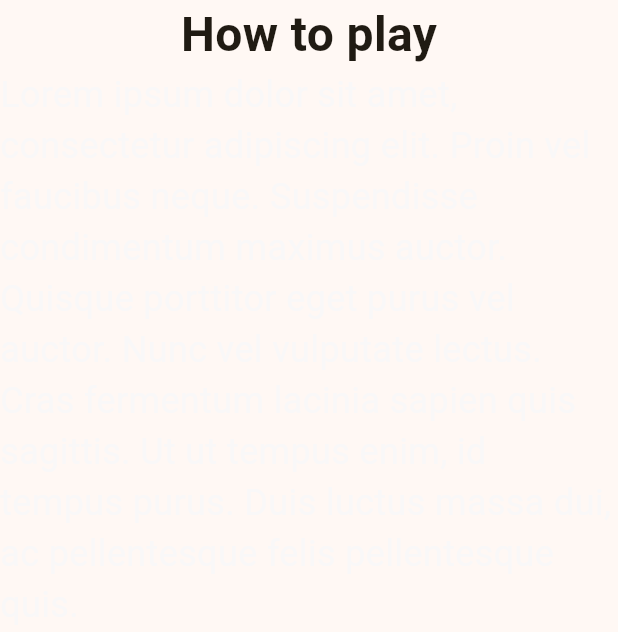
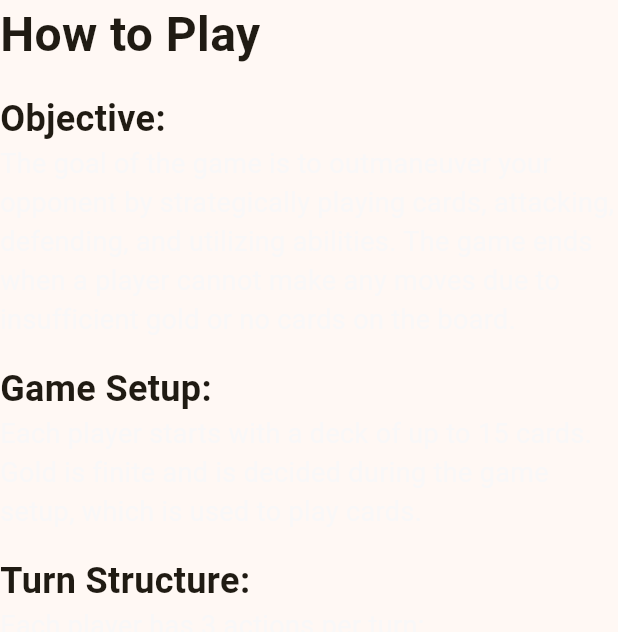
Before and after one commit to SadafTaheri/The-Five-CardGame-FE, a Flutter app: the HowToPlay widget shown alone on an empty page, opened directly, on a phone screen of 412 x 824 dp. Shown: the top 632 px of the screen. Run offline on Flutter 3.47's test engine with Material 3 defaults, Android fonts, the light colour scheme and no system bars; network calls fail.

Commit message:
instructions added

```diff
--- a/card_game_fe/lib/Instructions.dart
+++ b/card_game_fe/lib/Instructions.dart
@@ -29,8 +29,9 @@ class _InstructionsState extends State<Instructions> {
     return DecoratedBox(
       decoration: BoxDecoration(
         image: DecorationImage(
-          opacity: 0.9,
-            image: AssetImage("lib/assets/space.jpeg"), fit: BoxFit.cover),
+            opacity: 0.9,
+            image: AssetImage("lib/assets/space.jpeg"),
+            fit: BoxFit.cover),
       ),
       child: Center(
         child: Padding(
@@ -137,20 +138,52 @@ class CollectCardInfo extends StatelessWidget {
 }
 
 class HowToPlay extends StatelessWidget {
-  const HowToPlay({
-    super.key,
-  });
+  const HowToPlay({super.key});
 
   @override
   Widget build(BuildContext context) {
     return Column(
+      crossAxisAlignment: CrossAxisAlignment.start,
       children: [
-        Text('How to play',
-            style: TextStyle(fontSize: 32, fontWeight: FontWeight.bold)),
         Text(
-          "Lorem ipsum dolor sit amet, consectetur adipiscing elit. Proin vel faucibus neque. Suspendisse condimentum maximus auctor. Quisque porttitor eget purus vel auctor. Nunc vel vulputate lectus. Cras fermentum lacinia sapien quis sagittis. Ut ut tempus enim, id tempus purus. Duis luctus massa dui, ac pellentesque felis pellentesque quis.",
+          'How to Play',
+          style: TextStyle(fontSize: 32, fontWeight: FontWeight.bold),
+        ),
+        SizedBox(height: 16),
+        Text(
+          'Objective:',
+          style: TextStyle(fontSize: 24, fontWeight: FontWeight.bold),
+        ),
+        Text(
+          'The goal of the game is to outmaneuver your opponent by strategically playing cards, attacking, defending, and utilizing abilities. The game ends when a player cannot make any moves due to insufficient gold or no cards on the board.',
           style: TextStyle(
-              fontSize: 24, color: const Color.fromARGB(255, 249, 248, 248)),
+            fontSize: 18,
+            color: const Color.fromARGB(255, 249, 248, 248),
+          ),
+        ),
+        SizedBox(height: 16),
+        Text(
+          'Game Setup:',
+          style: TextStyle(fontSize: 24, fontWeight: FontWeight.bold),
+        ),
+        Text(
+          'Each player starts with a deck of up to 15 cards.\nGold is finite and is decided during the game setup, which is used to play cards.',
+          style: TextStyle(
+            fontSize: 18,
+            color: const Color.fromARGB(255, 249, 248, 248),
+          ),
+        ),
+        SizedBox(height: 16),
+        Text(
+          'Turn Structure:',
+          style: TextStyle(fontSize: 24, fontWeight: FontWeight.bold),
+        ),
+        Text(
+          'Each player has 3 actions per turn:\n- **Play Card:** Spend gold to play a card from your hand to the board.\n- **Attack with Card:** Use a card on the board to attack an opponent\'s card.\n- **Use an Ability:** Activate a special ability from a card on the board.',
+          style: TextStyle(
+            fontSize: 18,
+            color: const Color.fromARGB(255, 249, 248, 248),
+          ),
         ),
       ],
     );
```
